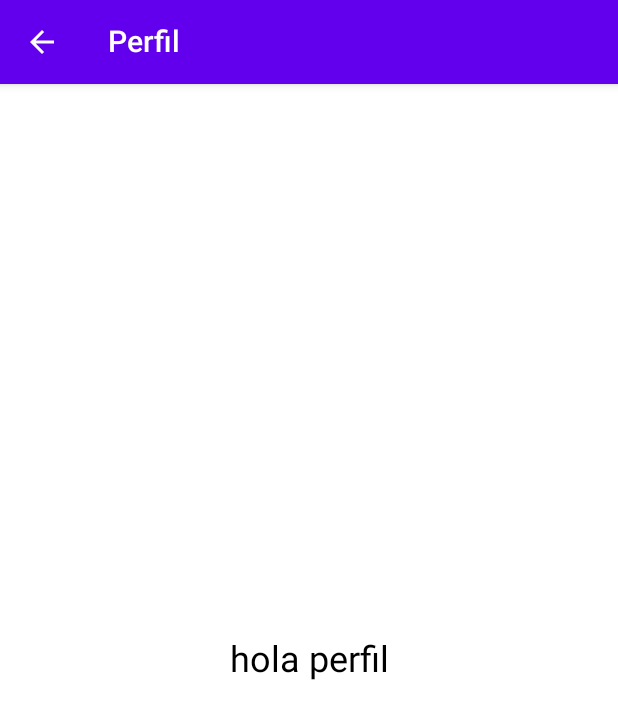
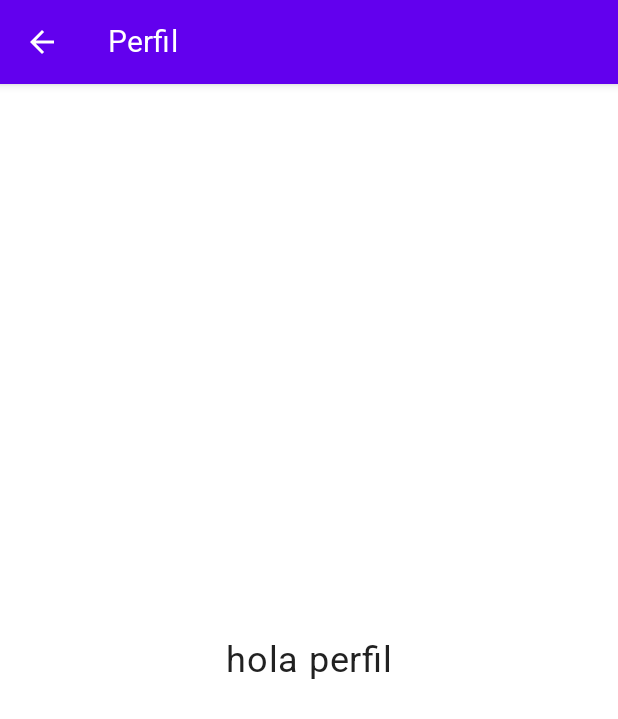
Before and after one commit to cristian-diaz2402/MoneyManagerG5, an Android app built with Jetpack Compose: the screen it shows after launch (MainActivity), after a tap on "Perfil de usuario", on a phone screen of 412 x 824 dp. Shown: the top 719 px of the screen. Run offline under Robolectric (Android 15) with nearby library versions, the phone set to English and light mode, and no system bars.

Commit message:
implementacion de font

```diff
--- a/app/src/main/java/com/example/moneymanagerg5/MainActivity.kt
+++ b/app/src/main/java/com/example/moneymanagerg5/MainActivity.kt
@@ -23,6 +23,7 @@ import com.example.moneymanagerg5.ui.DashboardScreen
 import com.example.moneymanagerg5.ui.NotificationsScreen
 import com.example.moneymanagerg5.ui.ProfileScreen
 import com.example.moneymanagerg5.ui.home.HomeScreen
+import com.example.moneymanagerg5.ui.MoneyManagerG5Theme
 
 sealed class Screen(val route: String, val label: String, val icon: ImageVector) {
     object Home : Screen("home", "Inicio", Icons.Filled.Home)
@@ -34,7 +35,9 @@ class MainActivity : ComponentActivity() {
     override fun onCreate(savedInstanceState: Bundle?) {
         super.onCreate(savedInstanceState)
         setContent {
-            MainApp()
+            MoneyManagerG5Theme {
+                MainApp()
+            }
         }
     }
 }
--- /dev/null
+++ b/app/src/main/java/com/example/moneymanagerg5/ui/Theme.kt
@@ -0,0 +1,35 @@
+package com.example.moneymanagerg5.ui
+
+import androidx.compose.material.MaterialTheme
+import androidx.compose.material.darkColors
+import androidx.compose.material.lightColors
+import androidx.compose.runtime.Composable
+import androidx.compose.ui.text.font.Font
+import androidx.compose.ui.text.font.FontFamily
+import androidx.compose.ui.text.font.FontWeight
+import androidx.compose.ui.text.font.FontStyle
+import androidx.compose.material.Typography
+import com.example.moneymanagerg5.R
+
+val Roboto = FontFamily(
+    Font(R.font.roboto_variablefont, FontWeight.Normal),
+    Font(R.font.roboto_italic, FontWeight.Normal, FontStyle.Italic)
+)
+
+val AppTypography = Typography(
+    defaultFontFamily = Roboto
+)
+
+private val LightColorPalette = lightColors()
+
+@Composable
+fun MoneyManagerG5Theme(
+    content: @Composable () -> Unit
+) {
+    MaterialTheme(
+        colors = LightColorPalette,
+        typography = AppTypography,
+        shapes = MaterialTheme.shapes,
+        content = content
+    )
+}
--- a/gradle/libs.versions.toml
+++ b/gradle/libs.versions.toml
@@ -12,6 +12,7 @@ lifecycleLivedataKtx = "2.9.0"
 lifecycleViewmodelKtx = "2.9.0"
 navigationFragmentKtx = "2.6.0"
 navigationUiKtx = "2.6.0"
+uiTextDesktop = "1.7.0"
 
 [libraries]
 androidx-core-ktx = { group = "androidx.core", name = "core-ktx", version.ref = "coreKtx" }
@@ -25,6 +26,7 @@ androidx-lifecycle-livedata-ktx = { group = "androidx.lifecycle", name = "lifecy
 androidx-lifecycle-viewmodel-ktx = { group = "androidx.lifecycle", name = "lifecycle-viewmodel-ktx", version.ref = "lifecycleViewmodelKtx" }
 androidx-navigation-fragment-ktx = { group = "androidx.navigation", name = "navigation-fragment-ktx", version.ref = "navigationFragmentKtx" }
 androidx-navigation-ui-ktx = { group = "androidx.navigation", name = "navigation-ui-ktx", version.ref = "navigationUiKtx" }
+androidx-ui-text-desktop = { group = "androidx.compose.ui", name = "ui-text-desktop", version.ref = "uiTextDesktop" }
 
 [plugins]
 android-application = { id = "com.android.application", version.ref = "agp" }
```
Also changed, not shown: app/src/main/res/font/roboto_italic.ttf (added), app/src/main/res/font/roboto_variablefont.ttf (added).
